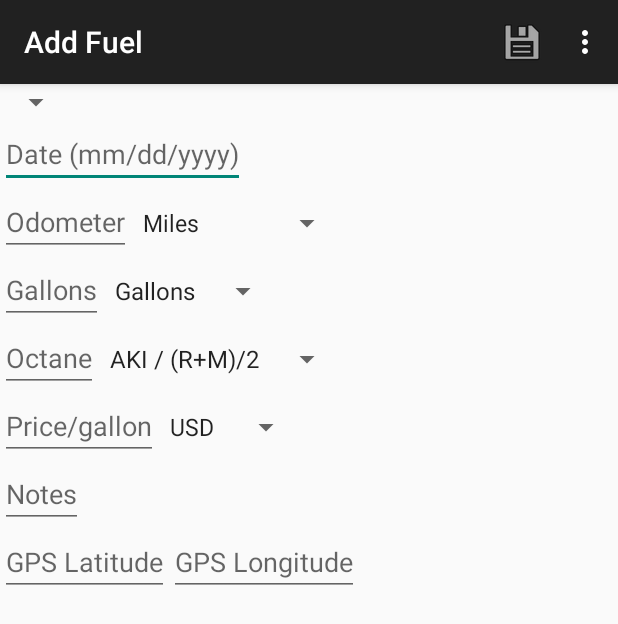
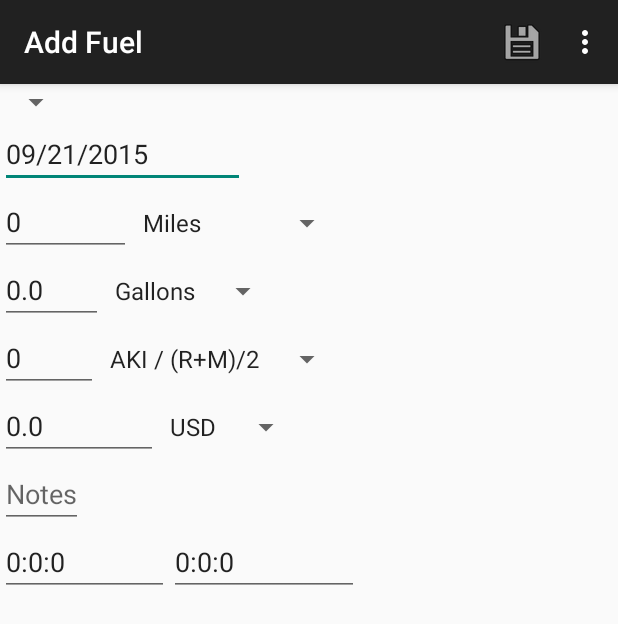
Before and after one commit to edwardcrane/VehicleServiceHistory, an Android app: the FuelEventActivity screen opened directly, with no data from a screen before it, on a phone screen of 412 x 824 dp. Shown: the top 624 px of the screen. Run offline under Robolectric (Android 15) with nearby library versions, the phone set to English and light mode, and no system bars.

Commit message:
Added DatePicker, cleaned up FuelEventFragment, etc. Cleaned up ManageVehiclesFragment - turned off keyboard Added icon, logo, changed color of ListView

```diff
--- a/app/src/main/AndroidManifest.xml
+++ b/app/src/main/AndroidManifest.xml
@@ -4,8 +4,9 @@
 
     <application
         android:allowBackup="true"
-        android:icon="@mipmap/ic_launcher"
+        android:icon="@drawable/a_icon_white_trans_border_96x96"
         android:label="@string/app_name"
+        android:logo="@drawable/airanza_logo_aqua_trans"
         android:theme="@style/AppTheme" >
         <activity
             android:name=".MainActivity"
--- a/app/src/main/java/com/airanza/vehicleservicehistory/FuelEventActivity.java
+++ b/app/src/main/java/com/airanza/vehicleservicehistory/FuelEventActivity.java
@@ -13,6 +13,9 @@ import android.view.View;
 import android.widget.EditText;
 import android.widget.Toast;
 
+import java.text.SimpleDateFormat;
+import java.util.Date;
+
 
 public class FuelEventActivity extends ActionBarActivity {
 
@@ -25,16 +28,6 @@ public class FuelEventActivity extends ActionBarActivity {
 
         FragmentManager fm = getFragmentManager();
         fuelEventFragment = (FuelEventFragment) fm.findFragmentById(R.id.fuel_event_fragment);
-
-        EditText tm = (EditText)findViewById(R.id.fuel_event_timestamp);
-        tm.setOnClickListener(new View.OnClickListener() {
-
-            public void onClick(View v) {
-                DatePickerFragment newFragment = new DatePickerFragment();
-                newFragment.setTimeStampEditText((EditText)v.findViewById(R.id.fuel_event_timestamp));
-                newFragment.show(getFragmentManager(), "Fuel Date");
-            }
-        });
 
     }
 
--- a/app/src/main/java/com/airanza/vehicleservicehistory/FuelEventFragment.java
+++ b/app/src/main/java/com/airanza/vehicleservicehistory/FuelEventFragment.java
@@ -1,6 +1,7 @@
 package com.airanza.vehicleservicehistory;
 
 import android.app.Activity;
+import android.app.DatePickerDialog;
 import android.app.Fragment;
 import android.content.Intent;
 import android.location.Location;
@@ -12,20 +13,27 @@ import android.view.LayoutInflater;
 import android.view.View;
 import android.view.ViewGroup;
 import android.widget.ArrayAdapter;
+import android.widget.DatePicker;
 import android.widget.EditText;
 import android.widget.Spinner;
 
 import java.sql.SQLException;
 import java.text.ParseException;
 import java.text.SimpleDateFormat;
+import java.util.Calendar;
 import java.util.Date;
+import java.util.Locale;
 
-public class FuelEventFragment extends Fragment {
+public class FuelEventFragment extends Fragment implements View.OnClickListener {
     public static int FUEL_EVENT_ACTIVITY_REQUEST = 100;
     public static String FUEL_EVENT_INTENT_DATA = "fuel_event_data";
 
     VehicleServiceHistoryDataSource dataSource = null;
     FuelEvent fuelEvent = null;
+
+    SimpleDateFormat dateFormat = new SimpleDateFormat("MM/dd/yyyy", Locale.US);
+    private DatePickerDialog timestampDatePickerDialog;
+    private EditText timestampEditText = null;
 
     @Override
     public View onCreateView(@NonNull LayoutInflater inflater, ViewGroup container, Bundle savedInstanceState) {
@@ -37,12 +45,18 @@ public class FuelEventFragment extends Fragment {
         // If a FuelEvent was sent by caller, then populate the fields.
         if(tmpFuelEvent != null) {
             fuelEvent = tmpFuelEvent;
-            updateUIFromEvent(v);
             // populate fields with data from FuelEvent
         } else {
             fuelEvent = new FuelEvent();
-            fuelEvent.setTimestamp(System.currentTimeMillis());
+//            fuelEvent.setTimestamp(System.currentTimeMillis());
+            fuelEvent.setTimestamp(new Date().getTime());
         }
+
+        timestampEditText = (EditText)v.findViewById(R.id.fuel_event_timestamp);
+
+        setDateTimeField();
+
+        updateUIFromEvent(v);
 
         dataSource = new VehicleServiceHistoryDataSource(getActivity().getApplicationContext());
 
@@ -52,22 +66,34 @@ public class FuelEventFragment extends Fragment {
             Log.e(e.getClass().getName(), e.getMessage(), e);
         }
 
-//        String [] allVehicles = (String [])(dataSource.getAllVehicles().toArray());
-//
         Spinner vehicleSpinner = (Spinner)v.findViewById(R.id.fuel_event_vehicle_id);
-//        ArrayAdapter<String> spinnerArrayAdapter = new ArrayAdapter<String>(v.getContext(), android.R.layout.simple_spinner_item, allVehicles);
         ArrayAdapter<Vehicle> spinnerArrayAdapter = new ArrayAdapter<Vehicle>(v.getContext(), android.R.layout.simple_spinner_item, dataSource.getAllVehicles());
         spinnerArrayAdapter.setDropDownViewResource(android.R.layout.simple_spinner_dropdown_item);
         vehicleSpinner.setAdapter(spinnerArrayAdapter);
 
-        EditText time = (EditText)v.findViewById(R.id.fuel_event_timestamp);
-//        time.setOnClickListener(new View.OnClickListener() {
-//            public void onClick(View v) {
-//                DatePickerFragment dpf = new DatePickerFragment();
-//                dpf.show(getFragmentManager(), "Fuel Date");
-//            }
-//        });
         return v;
+    }
+
+    private void setDateTimeField() {
+        timestampEditText.setOnClickListener(this);
+
+        Calendar newCalendar = Calendar.getInstance();
+        timestampDatePickerDialog = new DatePickerDialog(getActivity(), new DatePickerDialog.OnDateSetListener() {
+
+            public void onDateSet(DatePicker view, int year, int monthOfYear, int dayOfMonth) {
+                Calendar newDate = Calendar.getInstance();
+                newDate.set(year, monthOfYear, dayOfMonth);
+                timestampEditText.setText(dateFormat.format(newDate.getTime()));
+            }
+        },newCalendar.get(Calendar.YEAR), newCalendar.get(Calendar.MONTH), newCalendar.get(Calendar.DAY_OF_MONTH)
+        );
+    }
+
+    @Override
+    public void onClick(View view) {
+        if(view == timestampEditText) {
+            timestampDatePickerDialog.show();
+        }
     }
 
     public FuelEvent getFuelEvent() {
@@ -76,7 +102,7 @@ public class FuelEventFragment extends Fragment {
     }
 
     private void updateUIFromEvent(View v) {
-        ((EditText)v.findViewById(R.id.fuel_event_timestamp)).setText(fuelEvent.getTimestamp() + "");
+        ((EditText)v.findViewById(R.id.fuel_event_timestamp)).setText(dateFormat.format(new Date(fuelEvent.getTimestamp())));
 
         ((EditText)v.findViewById(R.id.fuel_event_distance)).setText(fuelEvent.getDistance() + "");
         ((Spinner)v.findViewById(R.id.fuel_event_distance_unit)).setSelection(Utils.findIndexOf(fuelEvent.getDistanceUnit(), getResources(), R.array.distance_units_array));
--- a/app/src/main/java/com/airanza/vehicleservicehistory/ManageVehiclesFragment.java
+++ b/app/src/main/java/com/airanza/vehicleservicehistory/ManageVehiclesFragment.java
@@ -11,6 +11,7 @@ import android.view.Gravity;
 import android.view.LayoutInflater;
 import android.view.View;
 import android.view.ViewGroup;
+import android.view.WindowManager;
 import android.widget.AdapterView;
 import android.widget.EditText;
 import android.widget.ListView;
@@ -52,6 +53,9 @@ public class ManageVehiclesFragment extends Fragment {
 
         nDefaultSearchTextColor = ((EditText) v.findViewById(R.id.findString)).getTextColors().getDefaultColor();
 
+        // hide keyboard unless explicitly required by user clicking:
+        getActivity().getWindow().setSoftInputMode(WindowManager.LayoutParams.SOFT_INPUT_STATE_ALWAYS_HIDDEN);
+
         try {
             vshDataSource = new VehicleServiceHistoryDataSource(getActivity());
             vshDataSource.open();
@@ -75,6 +79,7 @@ public class ManageVehiclesFragment extends Fragment {
                         Intent intent = new Intent(getActivity().getApplicationContext(), VehicleActivity.class);
                         intent.putExtra(VEHICLE_INTENT_DATA, vehicles.get(position));
                         startActivity(intent);
+
                         adapter.notifyDataSetChanged();
                     }
                 }
--- a/app/src/main/res/layout/vehiclerowlayout.xml
+++ b/app/src/main/res/layout/vehiclerowlayout.xml
@@ -5,7 +5,6 @@
     <TextView android:id="@+id/text1"
         android:textSize="16sp"
         android:textStyle="bold"
-        android:textColor="#FFFFFF"
         android:layout_width="match_parent"
         android:layout_height="wrap_content"
         android:maxLines="1"
@@ -14,7 +13,6 @@
 
     <TextView android:id="@+id/text2"
         android:textSize="12sp"
-        android:textColor="#FFFFFF"
         android:layout_width="match_parent"
         android:layout_height="wrap_content"
         android:maxLines="1"
```
Also changed, not shown: app/src/main/java/com/airanza/vehicleservicehistory/DatePickerFragment.java (deleted, +0 -41 lines), app/src/main/res/layout/activity_manage_vehicles.xml (+5 -5 lines), app/src/main/res/drawable/a_icon_white_trans_border_96x96.png (added), app/src/main/res/drawable/airanza_logo_aqua_trans.png (added).
